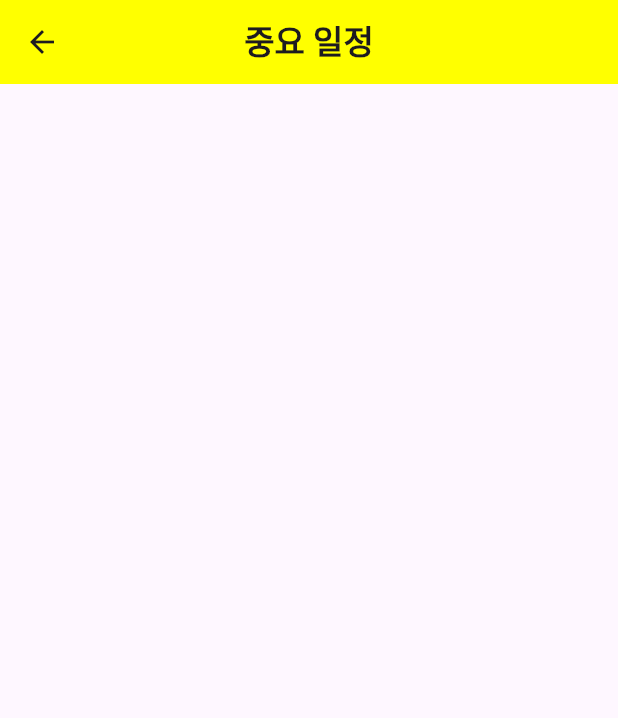
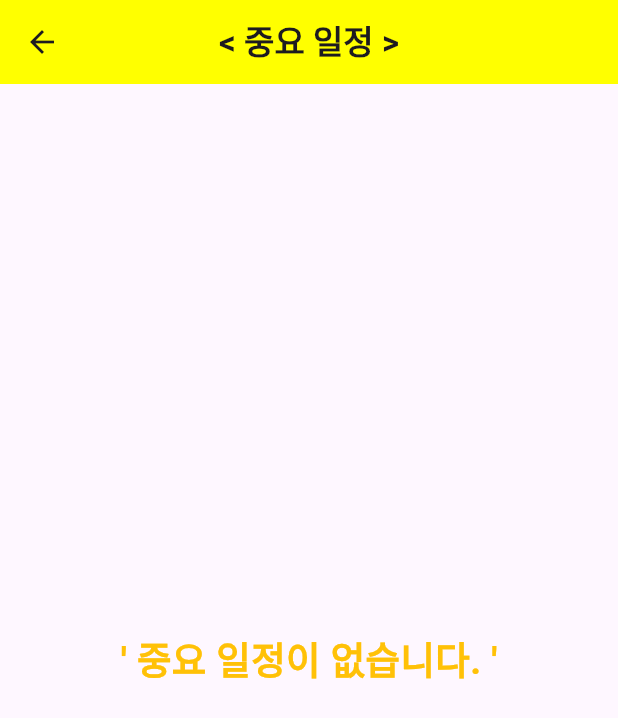
Before and after one commit to zaxuntop/Public-Document, a Flutter app: the Habit screen opened directly, on a phone screen of 412 x 824 dp. Shown: the top 718 px of the screen. Run offline on Flutter 3.47's test engine with Material 3 defaults, Android fonts, the phone set to English and light mode, and no system bars; our stand-ins replace get.

Commit message:
4.8 (4번째)
완성 단계 수정 및 작업물 영상

```diff
--- a/project_app/lib/view/habit.dart
+++ b/project_app/lib/view/habit.dart
@@ -1,10 +1,11 @@
 import 'package:flutter/material.dart';
 import 'package:get/get.dart';
+import 'package:project_app/model/list.dart';
 import 'package:project_app/model/message.dart';
 import 'package:project_app/view/first.dart';
-
+// 중요 일정 관리 페이지
 class Habit extends StatefulWidget {
- final List<TodoList> imaportantList; // 중요 일정 리스트
+ final List<TodoList> imaportantList; // 중요 일정 리스트(처음에 모델로 list 안만든 페이지)
   const Habit({super.key, required this.imaportantList}); // 생성자에 리콰이어 추가
 
   @override
@@ -18,13 +19,14 @@ class _HabitState extends State<Habit> {
     return Scaffold(
       appBar: AppBar(
         title: Text(
-          '중요 일정',
+          '< 중요 일정 >',
           style: TextStyle(
             fontWeight: FontWeight.bold,
           ),
           ),
         backgroundColor: Colors.yellowAccent,
         centerTitle: true,
+        // 뒤로 가기 버튼을 기본 페이지(FirstPage)로 고정
         leading: IconButton(
           onPressed: () {
             Get.off(() => FirstPage());
@@ -32,22 +34,32 @@ class _HabitState extends State<Habit> {
           icon: Icon(Icons.arrow_back)),
       ),
       body: Center(
-        child: ListView.builder(
+        child: // 중요 일정 페이지 빈 공간일시 텍스트
+        TotalList.imaportantList.isEmpty ? Text(
+          "' 중요 일정이 없습니다. '",
+          style: TextStyle(
+            fontSize: 25,
+            fontWeight: FontWeight.bold,
+            color: Colors.amber,
+          ),
+          ) :
+        ListView.builder(
           itemCount: widget.imaportantList.length,
           itemBuilder: (context, index) {
             return Dismissible(
               direction: DismissDirection.endToStart,
               key: ValueKey(widget.imaportantList[index]),
               onDismissed: (direction) {
-
+                // 삭제 경고 스낵바
+                Get.closeAllSnackbars();
                 Get.snackbar(
-                  ' 중요 일정',
+                  '중요 일정',
                   '${widget.imaportantList[index].contents} 일정을 해제했습니다',
                   backgroundColor: Colors.red,
                   duration: Duration(seconds: 2),
                   );
-                widget.imaportantList[index].imaportant = false;
-                widget.imaportantList.remove(widget.imaportantList[index]);
+                widget.imaportantList[index].imaportant = false; // 중요 일정 해제함
+                widget.imaportantList.remove(widget.imaportantList[index]); // 중요 리스트에서만 삭제
                 setState(() {    });
               },
               background: Container(
@@ -58,6 +70,7 @@ class _HabitState extends State<Habit> {
                 size: 50,
                 ),
               ),
+              // 중요 일정 리스트 화면
               child: Card(
                 child: ListTile(
                   leading: Image.asset(widget.imaportantList[index].imagePath),
--- a/project_app/lib/view/home.dart
+++ b/project_app/lib/view/home.dart
@@ -76,7 +76,9 @@ class _HomeState extends State<Home> {
                           filled: true,
                           fillColor: Colors.black12,
                           border: OutlineInputBorder(),
+                          counterText: '',
                         ),
+                        maxLength: 20,
                       ),
                     ),
                     Padding(
@@ -88,8 +90,10 @@ class _HomeState extends State<Home> {
                           filled: true,
                           fillColor: Colors.black12,
                           border: OutlineInputBorder(),
+                          counterText: '',
                         ),
                         obscureText: true,
+                        maxLength: 20,
                       ),
                     ),
                     Padding(
--- a/project_app/lib/view/profile.dart
+++ b/project_app/lib/view/profile.dart
@@ -1,7 +1,7 @@
 import 'package:flutter/material.dart';
 import 'package:get/route_manager.dart';
 import 'package:project_app/view/first.dart';
-
+// 프로필 칸
 class Profile extends StatefulWidget {
   const Profile({super.key});
 
@@ -14,7 +14,7 @@ class _ProfileState extends State<Profile> {
   Widget build(BuildContext context) {
     return Scaffold(
       appBar: AppBar(
-        title: Text('프로필'),
+        title: Text('(프로필)'),
         backgroundColor: Colors.lightGreen,
         leading: IconButton(
           onPressed: () {
```
Also changed, not shown: project_app/lib/view/drawer.dart (+16 -7 lines), project_app/lib/view/first.dart (+23 -16 lines), project_app/lib/view/today.dart (+15 -2 lines), project_app/lib/view/trash.dart (+39 -5 lines), 1 other file.
